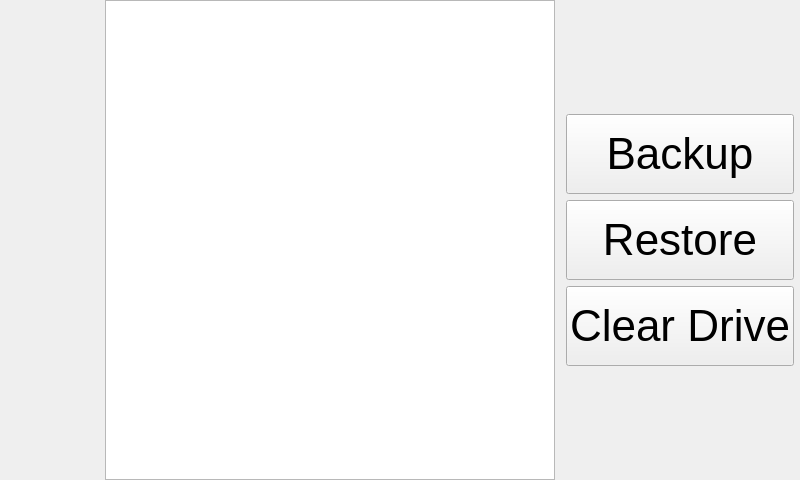
First picture: the form in ui/BackupWidget.ui, repository kipr/botui, before the edit.
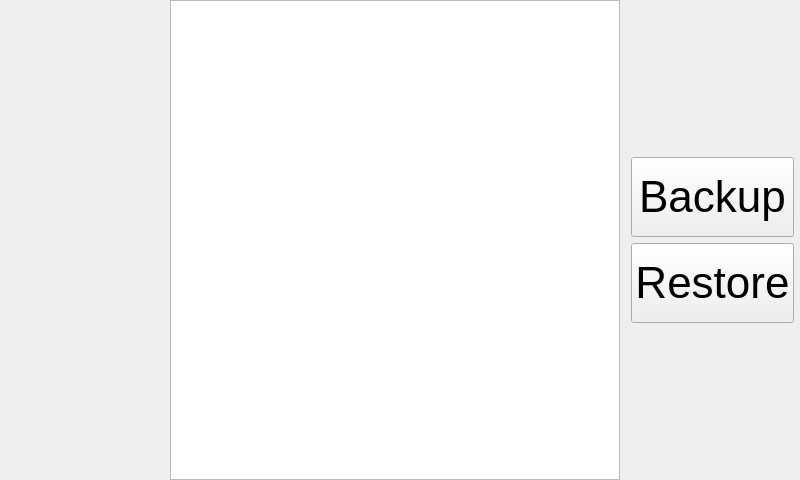
Second picture: the form after the edit. Icons and pictures are not drawn. Custom widgets are drawn as their Qt base class.

What changed in the file:
```diff
--- a/ui/BackupWidget.ui
+++ b/ui/BackupWidget.ui
@@ -150,34 +150,6 @@
          </property>
         </widget>
        </item>
-       <item>
-        <widget class="QPushButton" name="cleardrive">
-         <property name="minimumSize">
-          <size>
-           <width>0</width>
-           <height>80</height>
-          </size>
-         </property>
-         <property name="font">
-          <font>
-           <pointsize>33</pointsize>
-          </font>
-         </property>
-         <property name="text">
-          <string>Clear Drive</string>
-         </property>
-         <property name="icon">
-          <iconset resource="../rc/icons.qrc">
-           <normaloff>:/icons/fontawesome/solid/icons/fontawesome/solid/wrench.svg</normaloff>:/icons/fontawesome/solid/icons/fontawesome/solid/wrench.svg</iconset>
-         </property>
-         <property name="iconSize">
-          <size>
-           <width>35</width>
-           <height>35</height>
-          </size>
-         </property>
-        </widget>
-       </item>
        <item>
         <spacer name="verticalSpacer">
          <property name="orientation">
```
